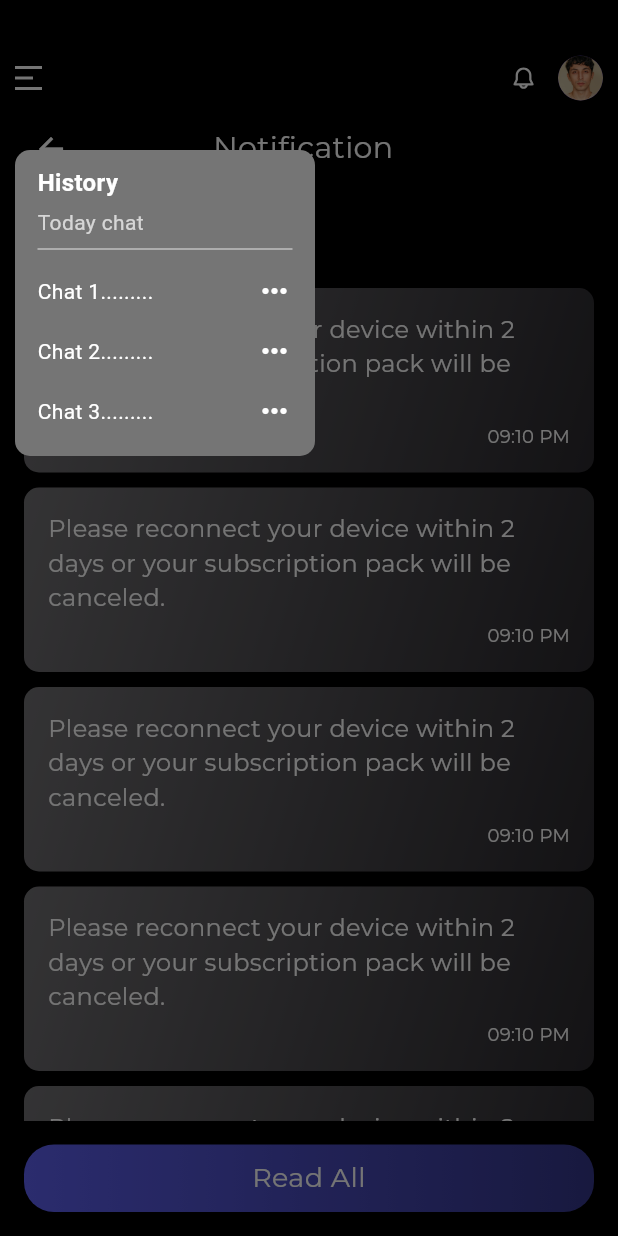
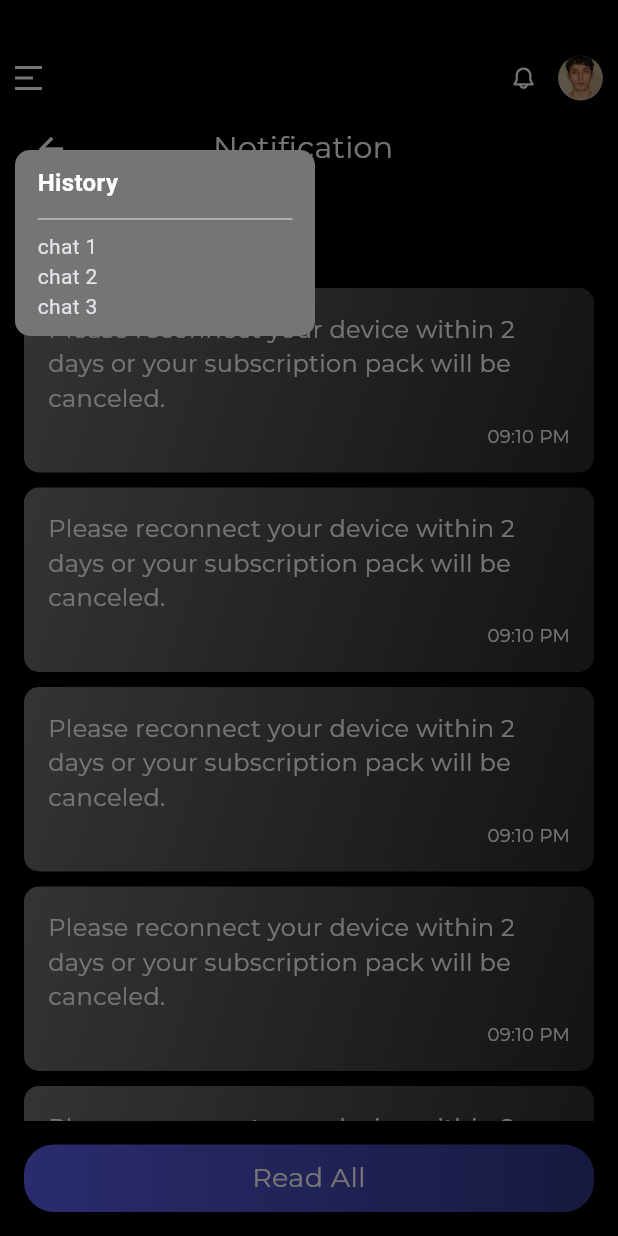
Before and after one commit to RaihanRafi01/fradituri, a Flutter app: the NotificationSubscriptionView screen opened by its route, after a tap on an icon or button, on a phone screen of 412 x 824 dp. Run offline on Flutter 3.47's test engine with Material 3 defaults, Android fonts, the phone set to English and light mode, and no system bars; our stand-ins replace flutter_secure_storage, flutter_svg, get, google_fonts, intl_phone_field, pin_code_fields and 1 more; accounts and stored records are empty.

Commit message:
chat done

```diff
--- a/lib/app/modules/home/views/chat_view.dart
+++ b/lib/app/modules/home/views/chat_view.dart
@@ -6,7 +6,7 @@ import '../../../../common/widgets/home/message_bubble.dart';
 import '../controllers/chat_controller.dart';
 
 class ChatView extends StatelessWidget {
-  const ChatView({Key? key}) : super(key: key);
+  const ChatView({super.key});
 
   @override
   Widget build(BuildContext context) {
--- a/lib/app/routes/app_pages.dart
+++ b/lib/app/routes/app_pages.dart
@@ -19,7 +19,7 @@ part 'app_routes.dart';
 class AppPages {
   AppPages._();
 
-  static const INITIAL = Routes.AUTHENTICATION;
+  static const INITIAL = Routes.HOME;
 
   static final routes = [
     GetPage(
--- a/lib/common/widgets/customAppBar.dart
+++ b/lib/common/widgets/customAppBar.dart
@@ -34,36 +34,6 @@ class CustomAppBar extends StatelessWidget implements PreferredSizeWidget {
                   dropdown.showMenuDropdown(context);
                 },
                   child: SvgPicture.asset('assets/images/home/menu_icon.svg')),
-              /*Padding(
-                padding: const EdgeInsets.only(left: 40.0),
-                child: ElevatedButton(
-                  onPressed: () {
-                    Get.to(SubscriptionView());
-                  },
-                  style: ElevatedButton.styleFrom(
-                    shape: RoundedRectangleBorder(
-                      borderRadius: BorderRadius.circular(20),
-                    ),
-                    padding: EdgeInsets.zero, // Remove padding to fit the gradient properly
-                  ),
-                  child: Ink(
-                    decoration: BoxDecoration(
-                      gradient: LinearGradient(
-                        colors: AppColors.appColor, // Adjust colors as needed
-                      ),
-                      borderRadius: BorderRadius.circular(20),
-                    ),
-                    child: Container(
-                      alignment: Alignment.center,
-                      padding: EdgeInsets.symmetric(vertical: 10, horizontal: 20),
-                      child: Text(
-                        "Get A Plan",
-                        style: TextStyle(color: Colors.white), // Ensure text is visible
-                      ),
-                    ),
-                  ),
-                ),
-              ),*/
               Row(
                 children: [
                   GestureDetector(
--- a/lib/common/widgets/home/custom_dropdown.dart
+++ b/lib/common/widgets/home/custom_dropdown.dart
@@ -30,17 +30,10 @@ class CustomDropdownExample {
                     ),
                   ),
                   SizedBox(height: 5),
-                  Text(
-                    "Today chat",
-                    style: TextStyle(
-                      fontSize: 14,
-                      color: Colors.white70,
-                    ),
-                  ),
                   Divider(color: Colors.white54),
-                  _chatItem("Chat 1........."),
-                  _chatItem("Chat 2........."),
-                  _chatItem("Chat 3........."),
+                  Text('chat 1'),
+                  Text('chat 2'),
+                  Text('chat 3'),
                 ],
               ),
             ),
@@ -49,20 +42,4 @@ class CustomDropdownExample {
       },
     );
   }
-
-  Widget _chatItem(String text) {
-    return Padding(
-      padding: const EdgeInsets.symmetric(vertical: 8.0),
-      child: Row(
-        mainAxisAlignment: MainAxisAlignment.spaceBetween,
-        children: [
-          Text(
-            text,
-            style: TextStyle(color: Colors.white),
-          ),
-          Icon(Icons.more_horiz, color: Colors.white),
-        ],
-      ),
-    );
-  }
 }
```
Also changed, not shown: lib/app/data/services/api_services.dart (+77 -12 lines), lib/app/modules/home/controllers/chat_controller.dart (+85 -19 lines), lib/app/modules/home/views/home_view.dart (+7 -11 lines).
